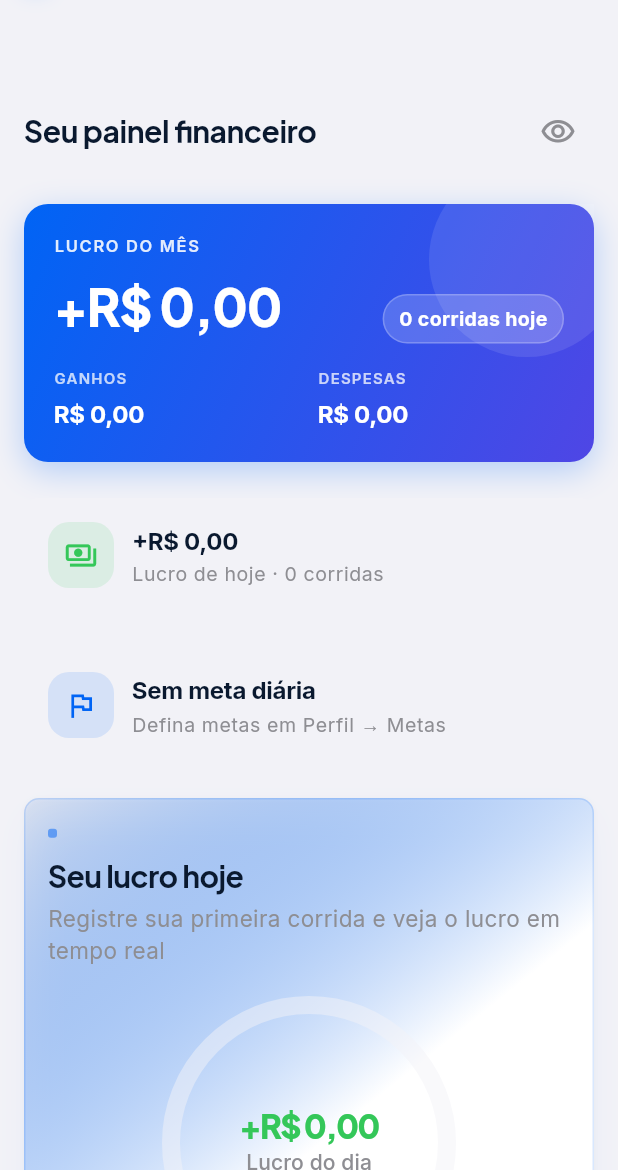
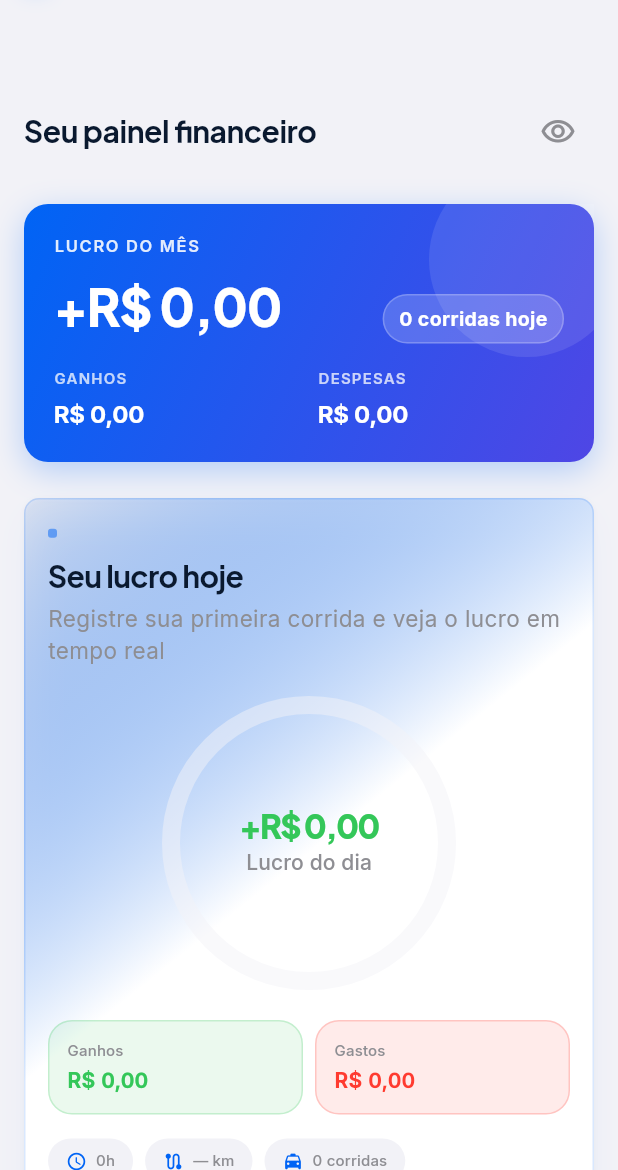
Before and after one commit to solerpedroo/driveflow, a Flutter app: the _DashboardBody widget shown alone on an empty page, opened directly with empty values, on a phone screen of 412 x 824 dp, the part 66-1236 px from its top. Run offline on Flutter 3.47's test engine with Material 3 defaults, Android fonts, the phone set to English and light mode, and no system bars; our stand-ins replace cached_network_image, connectivity_plus, dio, file_picker, fl_chart, flutter_hooks and 14 more; missing offline and left inert: google_mlkit_text_recognition; accounts and stored records are empty; network calls fail; statements that could not run were skipped.

Commit message:
refactor(dashboard): dedupe today summary and restore platform chip
Co-authored-by: Pedro Henrique Contardi Soler <pedrocsoler@hotmail.com>

```diff
--- a/lib/features/dashboard/presentation/screens/dashboard_screen.dart
+++ b/lib/features/dashboard/presentation/screens/dashboard_screen.dart
@@ -28,13 +28,13 @@ import '../../../../shared/domain/models/dashboard_snapshot.dart';
 import '../../../../shared/widgets/design_system/df_expandable_list_section.dart';
 import '../../../../shared/widgets/design_system/df_header_row.dart';
 import '../../../../shared/widgets/design_system/df_hero_wealth_card.dart';
-import '../../../../shared/widgets/design_system/df_muted_summary_card.dart';
 import '../../../../shared/widgets/design_system/df_pill_action_button.dart';
 import '../../../../shared/widgets/design_system/df_section_header.dart';
 import '../../../../shared/widgets/design_system/df_skeleton.dart';
 import '../../../../shared/widgets/design_system/df_tab_scroll_view.dart';
 import '../providers/dashboard_providers.dart';
 import '../../../integrations/presentation/widgets/dashboard_platform_mix_card.dart';
+import '../../../integrations/presentation/widgets/dashboard_platform_chip.dart';
 import '../widgets/dashboard_fuel_card.dart';
 import '../widgets/dashboard_maintenance_card.dart';
 import '../../../integrations/presentation/widgets/platform_goal_progress_card.dart';
@@ -190,30 +190,13 @@ class _DashboardBody extends StatelessWidget {
             ],
           ),
         ),
-        DfMutedSummaryCard(
-          icon: Icons.payments_outlined,
-          iconColor: AppColors.profitGreen,
-          title: maskCurrency(
-            CurrencyFormatter.formatSigned(today.profit),
-            hidden: hidden,
-          ),
-          subtitle: 'Lucro de hoje · ${today.rides} corridas',
-        ),
-        DfMutedSummaryCard(
-          icon: Icons.flag_outlined,
-          title: goal.hasTarget
-              ? maskPlain(goal.progressLabel, hidden: hidden)
-              : 'Sem meta diária',
-          subtitle: goal.hasTarget
-              ? 'Progresso da meta de hoje'
-              : 'Defina metas em Perfil → Metas',
-        ),
         DashboardHeroSection(
           summary: today,
           goalProgress: goal,
           greeting: greeting.split(',').first,
           weekProfits: snapshot.weekProfits,
         ),
+        const DashboardPlatformChip(),
         const PlatformGoalProgressCard(),
         const Align(
           alignment: Alignment.centerLeft,
```
